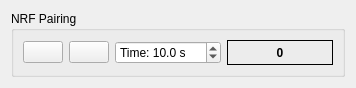
This is widgets/nrfpair.ui in njupt-robomasters/vesc_tool-zh as Qt 5 draws it before an edit. The edited form follows.
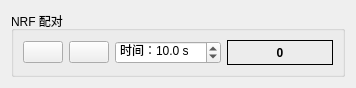
This is the edited form.

Patch:
```diff
--- a/widgets/nrfpair.ui
+++ b/widgets/nrfpair.ui
@@ -17,7 +17,7 @@
    <item>
     <widget class="QGroupBox" name="groupBox">
      <property name="title">
-      <string>NRF Pairing</string>
+      <string>NRF 配对</string>
      </property>
      <layout class="QHBoxLayout" name="horizontalLayout">
       <item>
@@ -55,7 +55,7 @@
          <string>Stay in pairing mode for this amount of time</string>
         </property>
         <property name="prefix">
-         <string>Time: </string>
+         <string>时间：</string>
         </property>
         <property name="suffix">
          <string> s</string>
```
Left out of the diff: 4 changed lines with no effect on the pictures.
